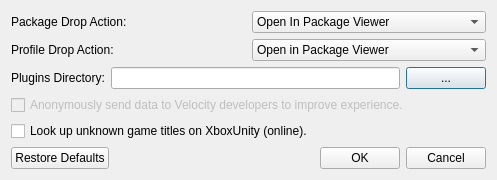
This is Velocity/preferencesdialog.ui in Mordaur/Velocity-Next as Qt 5 draws it before an edit. The edited form follows.
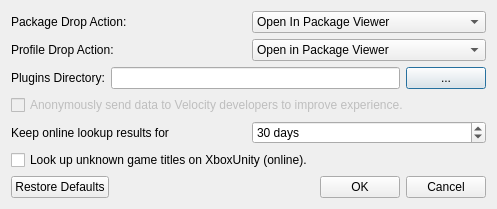
This is the edited form. Icons and pictures are not drawn.

```diff
--- a/Velocity/preferencesdialog.ui
+++ b/Velocity/preferencesdialog.ui
@@ -152,6 +152,33 @@
        </property>
       </widget>
      </item>
+     <item>
+      <layout class="QHBoxLayout" name="horizontalLayout_unityDays">
+       <item>
+        <widget class="QLabel" name="labelUnityDays">
+         <property name="text">
+          <string>Keep online lookup results for</string>
+         </property>
+        </widget>
+       </item>
+       <item>
+        <widget class="QSpinBox" name="spinBoxUnityDays">
+         <property name="minimum">
+          <number>1</number>
+         </property>
+         <property name="maximum">
+          <number>365</number>
+         </property>
+         <property name="value">
+          <number>30</number>
+         </property>
+         <property name="suffix">
+          <string> days</string>
+         </property>
+        </widget>
+       </item>
+      </layout>
+     </item>
      <item>
       <widget class="QCheckBox" name="checkBoxUnity">
        <property name="text">
```
